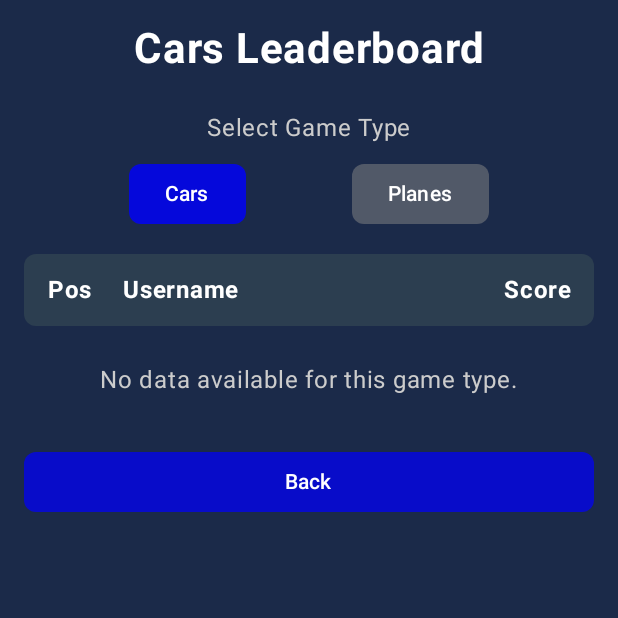
After one commit to PauPin2013/RacingPower, an Android app built with Jetpack Compose: the LeaderboardScreen screen opened through its navigation route, on a phone screen of 412 x 824 dp, the top half of it. The commit adds this screen. Run offline under Robolectric (Android 15) with nearby library versions, the phone set to English and light mode, and no system bars; our stand-ins replace Firebase (no records; nobody signed in at launch, a user with empty details on screens opened directly).

Commit message:
Se agregó una tabla de clasificación

```diff
--- a/app/src/main/AndroidManifest.xml
+++ b/app/src/main/AndroidManifest.xml
@@ -1,6 +1,8 @@
 <?xml version="1.0" encoding="utf-8"?>
 <manifest xmlns:android="http://schemas.android.com/apk/res/android"
     xmlns:tools="http://schemas.android.com/tools">
+
+    <uses-permission android:name="android.permission.POST_NOTIFICATIONS"/>
 
     <application
         android:allowBackup="true"
--- a/app/src/main/java/com/example/racingpower/MainActivity.kt
+++ b/app/src/main/java/com/example/racingpower/MainActivity.kt
@@ -29,6 +29,7 @@ import com.example.racingpower.views.InfinitePlaneGameScreen
 import com.example.racingpower.views.LoginScreen
 import com.example.racingpower.views.RegisterScreen
 import com.example.racingpower.utils.LocaleHelper // Importa tu LocaleHelper
+import com.example.racingpower.views.LeaderboardScreen
 
 class MainActivity : ComponentActivity() {
     private val authViewModel: AuthViewModel by viewModels()
@@ -108,6 +109,9 @@ class MainActivity : ComponentActivity() {
                             navController = navController
                         )
                     }
+                    composable("leaderboard_screen") {
+                        LeaderboardScreen(navController = navController)
+                    }
                 }
             }
         }
--- /dev/null
+++ b/app/src/main/java/com/example/racingpower/viewmodels/LeaderboardViewModel.kt
@@ -0,0 +1,78 @@
+package com.example.racingpower.viewmodels
+
+import android.app.Application
+import android.util.Log
+import androidx.compose.runtime.mutableStateListOf
+import androidx.compose.runtime.mutableStateOf
+import androidx.lifecycle.AndroidViewModel
+import androidx.lifecycle.viewModelScope
+import com.example.racingpower.models.LeaderboardEntry
+import com.google.firebase.Firebase
+import com.google.firebase.firestore.FirebaseFirestore
+import com.google.firebase.firestore.firestore
+import kotlinx.coroutines.launch
+import kotlinx.coroutines.tasks.await
+
+class LeaderboardViewModel(application: Application) : AndroidViewModel(application) {
+
+    private val db: FirebaseFirestore = Firebase.firestore
+
+    // Lista mutable para almacenar las entradas de la tabla de clasificación
+    val leaderboardEntries = mutableStateListOf<LeaderboardEntry>()
+
+    // Estado para saber si los datos están cargando
+    val isLoading = mutableStateOf(false)
+
+    // Estado para manejar errores (opcional)
+    val errorMessage = mutableStateOf<String?>(null)
+
+    /**
+     * Carga los datos de la tabla de clasificación para un tipo de juego específico.
+     * @param gameType El tipo de juego ("cars" o "planes").
+     */
+    fun loadLeaderboard(gameType: String) {
+        isLoading.value = true
+        errorMessage.value = null
+        leaderboardEntries.clear() // Limpia la lista antes de cargar nuevos datos
+
+        viewModelScope.launch {
+            try {
+                // Obtener todos los documentos de la colección 'users'
+                val usersSnapshot = db.collection("users")
+                    .get()
+                    .await()
+
+                val tempEntries = mutableListOf<LeaderboardEntry>()
+
+                for (document in usersSnapshot.documents) {
+                    val username = document.getString("username")
+                    // Intentar obtener los datos del campo específico del juego (ej. "cars" o "planes").
+                    val gameStatsMap = document.get(gameType) as? Map<String, Any>
+
+                    if (username != null && gameStatsMap != null) {
+                        // Usamos Long para leer de Firestore y luego lo convertimos a Int
+                        val highScore = (gameStatsMap["highScore"] as? Long)?.toInt() ?: 0
+                        // Solo añadir si el highScore es mayor que 0 (para evitar entradas vacías si no hay datos)
+                        if (highScore > 0) {
+                            tempEntries.add(LeaderboardEntry(username, highScore))
+                        }
+                    }
+                }
+
+                // Ordenar las entradas por highScore de forma descendente
+                val sortedEntries = tempEntries.sortedByDescending { it.score }
+
+                // Añadir a la lista observable
+                leaderboardEntries.addAll(sortedEntries)
+
+                Log.d("LeaderboardViewModel", "Leaderboard loaded successfully for $gameType. Found ${leaderboardEntries.size} entries.")
+
+            } catch (e: Exception) {
+                errorMessage.value = "Error loading leaderboard: ${e.message}"
+                Log.e("LeaderboardViewModel", "Error loading leaderboard for $gameType: ${e.message}", e)
+            } finally {
+                isLoading.value = false
+            }
+        }
+    }
+}
--- a/app/src/main/java/com/example/racingpower/views/GameSelectionScreen.kt
+++ b/app/src/main/java/com/example/racingpower/views/GameSelectionScreen.kt
@@ -16,7 +16,6 @@ import androidx.compose.ui.Modifier
 import androidx.compose.ui.graphics.Color
 import androidx.compose.ui.platform.LocalContext
 import androidx.compose.ui.res.painterResource
-import androidx.compose.ui.res.stringResource // Importa stringResource
 import androidx.compose.ui.text.font.FontWeight
 import androidx.compose.ui.unit.dp
 import androidx.compose.ui.unit.sp
@@ -27,7 +26,8 @@ import com.example.racingpower.viewmodels.AuthViewModel
 import com.google.firebase.auth.FirebaseAuth
 import com.google.firebase.auth.ktx.auth
 import com.google.firebase.ktx.Firebase
-import com.example.racingpower.utils.LocaleHelper // Importa LocaleHelper
+import androidx.compose.ui.res.stringResource
+import com.example.racingpower.utils.LocaleHelper
 
 @Composable
 fun GameSelectionScreen(
@@ -37,14 +37,9 @@ fun GameSelectionScreen(
     val context = LocalContext.current
     val authViewModel: AuthViewModel = viewModel()
     val auth: FirebaseAuth = Firebase.auth
-    // Usa stringResource para "Invitado"
-    val guestDisplayName = stringResource(id = R.string.guest_display_name)
     val currentUser = auth.currentUser
-    val usernameToDisplay = currentUser?.displayName ?: guestDisplayName
-
-    // Strings para los Toasts
-    val logoutToastText = stringResource(id = R.string.logout_toast)
-    val welcomeUserFormat = stringResource(id = R.string.welcome_user_format)
+    val guestDisplayName = stringResource(id = R.string.guest_display_name) // Asegúrate de obtener "Invitado" localizado
+    val usernameToDisplay = currentUser?.displayName ?: guestDisplayName // Usa el stringResource para Invitado
 
     // 🎵 Música de fondo
     val backgroundPlayer = remember { MediaPlayer.create(context, R.raw.background_music3) }
@@ -62,8 +57,23 @@ fun GameSelectionScreen(
         }
     }
 
-    // Obtenemos el idioma actual para mostrarlo y para la lógica del botón
-    val currentLanguage = remember { mutableStateOf(LocaleHelper.getPersistedLocale(context)) }
+    // Obtener el idioma actual para mostrarlo y para la lógica del botón
+    // Usamos `remember(key = ...)` para que se recomponga si el locale cambia
+    val currentLanguage = remember(LocaleHelper.getPersistedLocale(context)) {
+        mutableStateOf(LocaleHelper.getPersistedLocale(context))
+    }
+
+    // --- Carga todos los string resources aquí ---
+    val welcomeUserFormat = stringResource(id = R.string.welcome_user_format)
+    val selectGameTitle = stringResource(id = R.string.select_game_title)
+    val gameCarsTitle = stringResource(id = R.string.game_cars_title)
+    val gamePlanesTitle = stringResource(id = R.string.game_planes_title)
+    val leaderboardButtonText = stringResource(id = R.string.leaderboard_button)
+    val logoutButtonText = stringResource(id = R.string.logout_button_text)
+    val logoutToastMessage = stringResource(id = R.string.logout_toast)
+    val changeLanguageButtonText = stringResource(id = R.string.change_language_button)
+    val currentLanguageDisplay = stringResource(id = R.string.current_language)
+    // --- Fin de carga de string resources ---
 
 
     Box(
@@ -81,7 +91,7 @@ fun GameSelectionScreen(
             val iconRes = if (isMuted) R.drawable.ic_volume_off else R.drawable.ic_volume_on
             Image(
                 painter = painterResource(id = iconRes),
-                contentDescription = "Mute Button", // Considera traducir este contentDescription
+                contentDescription = "Mute Button",
                 modifier = Modifier
                     .size(36.dp)
                     .clickable {
@@ -97,32 +107,35 @@ fun GameSelectionScreen(
 
         Column(
             horizontalAlignment = Alignment.CenterHorizontally,
-            verticalArrangement = Arrangement.spacedBy(32.dp),
+            verticalArrangement = Arrangement.Top,
             modifier = Modifier
                 .fillMaxSize()
-                .padding(top = 64.dp)
+                .padding(top = 64.dp, bottom = 16.dp)
         ) {
             Text(
-                text = String.format(welcomeUserFormat, usernameToDisplay), // Usa stringResource con formato
+                text = String.format(welcomeUserFormat, usernameToDisplay), // Usando stringResource y el username
                 fontSize = 24.sp,
                 fontWeight = FontWeight.Bold,
                 color = Color.White
             )
+            Spacer(modifier = Modifier.height(24.dp))
             Text(
-                text = stringResource(id = R.string.select_game_title), // Usa stringResource
+                text = selectGameTitle, // Usando stringResource
                 fontSize = 18.sp,
                 color = Color.LightGray
             )
+            Spacer(modifier = Modifier.height(24.dp))
+
             Row(horizontalArrangement = Arrangement.spacedBy(32.dp)) {
                 GameOption(
-                    title = stringResource(id = R.string.game_cars_title), // Usa stringResource
+                    title = gameCarsTitle, // Usando stringResource
                     imageRes = R.drawable.car_icon,
                     onClick = {
                         navController.navigate("game_screen_cars/$userId")
                     }
                 )
                 GameOption(
-                    title = stringResource(id = R.string.game_planes_title), // Usa stringResource
+                    title = gamePlanesTitle, // Usando stringResource
                     imageRes = R.drawable.plane_icon,
                     onClick = {
                         navController.navigate("game_screen_planes/$userId")
@@ -131,13 +144,30 @@ fun GameSelectionScreen(
             }
             Spacer(modifier = Modifier.height(32.dp))
 
+            // Botón de Clasificación
+            Button(
+                onClick = {
+                    navController.navigate("leaderboard_screen")
+                },
+                modifier = Modifier
+                    .fillMaxWidth()
+                    .height(50.dp)
+                    .padding(horizontal = 16.dp),
+                shape = RoundedCornerShape(8.dp),
+                colors = ButtonDefaults.buttonColors(containerColor = Color.Green.copy(alpha = 0.7f))
+            ) {
+                Text(leaderboardButtonText, fontSize = 18.sp)
+            }
+            Spacer(modifier = Modifier.height(12.dp))
+
+            // Botón "Cerrar Sesión"
             Button(
                 onClick = {
                     authViewModel.logout()
                     navController.navigate("login_screen") {
                         popUpTo(navController.graph.id) { inclusive = true }
                     }
-                    Toast.makeText(context, logoutToastText, Toast.LENGTH_SHORT).show() // Usa el string pre-obtenido
+                    Toast.makeText(context, logoutToastMessage, Toast.LENGTH_SHORT).show()
                 },
                 modifier = Modifier
                     .fillMaxWidth()
@@ -146,18 +176,11 @@ fun GameSelectionScreen(
                 shape = RoundedCornerShape(8.dp),
                 colors = ButtonDefaults.buttonColors(containerColor = Color.Red.copy(alpha = 0.7f))
             ) {
-                Text(stringResource(id = R.string.logout_button_text), fontSize = 18.sp) // Usa stringResource
+                Text(logoutButtonText, fontSize = 18.sp)
             }
+            Spacer(modifier = Modifier.height(12.dp))
 
-            Spacer(modifier = Modifier.height(24.dp))
-
-            // INICIO DEL CAMBIO
-            Column(
-                horizontalAlignment = Alignment.CenterHorizontally,
-                // Agrupamos el botón y el texto en una Column. Aquí controlaremos el espaciado
-                verticalArrangement = Arrangement.Center // Puedes usar Center o Top para alinear si hay espacio disponible
-            ) {
-                // Botón para cambiar el idioma
+            // Botón de Cambio de Idioma
             Button(
                 onClick = {
                     val newLanguage = if (currentLanguage.value == "es") "en" else "es"
@@ -166,29 +189,28 @@ fun GameSelectionScreen(
                 modifier = Modifier
                     .fillMaxWidth()
                     .height(50.dp)
-                        .padding(horizontal = 16.dp)
+                    .padding(horizontal = 16.dp),
+                shape = RoundedCornerShape(8.dp),
+                colors = ButtonDefaults.buttonColors(containerColor = Color(0xFF007BFF))
             ) {
-                    Text(stringResource(id = R.string.change_language_button))
+                Text(changeLanguageButtonText, fontSize = 18.sp)
             }
 
-                // NUEVO SPACER: Añade este Spacer para dar el espacio deseado
-                Spacer(modifier = Modifier.height(6.dp)) // Ajusta este valor (e.g., 2.dp, 6.dp)
+            Spacer(modifier = Modifier.height(8.dp))
 
-                // Mostrar el idioma actual
             Text(
-                    text = stringResource(id = R.string.current_language),
-                    color = Color.White.copy(alpha = 0.8f),
-                    fontSize = 14.sp
+                text = currentLanguageDisplay, // Usando stringResource
+                color = Color.White,
+                fontSize = 14.sp,
+                modifier = Modifier.padding(bottom = 16.dp)
             )
-            }
-            // FIN DEL CAMBIO
         }
     }
 }
 
 @Composable
 fun GameOption(
-    title: String,
+    title: String, // Este title ahora será el stringResource cargado
     imageRes: Int,
     onClick: () -> Unit
 ) {
@@ -202,7 +224,7 @@ fun GameOption(
     ) {
         Image(
             painter = painterResource(id = imageRes),
-            contentDescription = title, // Considera traducir este contentDescription
+            contentDescription = title, // El contentDescription también puede ser el título localizado
             modifier = Modifier.size(80.dp)
         )
         Spacer(modifier = Modifier.height(8.dp))
--- /dev/null
+++ b/app/src/main/java/com/example/racingpower/views/LeaderboardScreen.kt
@@ -0,0 +1,210 @@
+package com.example.racingpower.views
+
+import androidx.compose.foundation.background
+import androidx.compose.foundation.layout.*
+import androidx.compose.foundation.lazy.LazyColumn
+import androidx.compose.foundation.lazy.itemsIndexed
+import androidx.compose.foundation.shape.RoundedCornerShape
+import androidx.compose.material3.Button
+import androidx.compose.material3.ButtonDefaults
+import androidx.compose.material3.CircularProgressIndicator
+import androidx.compose.material3.Text
+import androidx.compose.runtime.*
+import androidx.compose.ui.Alignment
+import androidx.compose.ui.Modifier
+import androidx.compose.ui.graphics.Color
+import androidx.compose.ui.res.stringResource
+import androidx.compose.ui.text.font.FontWeight
+import androidx.compose.ui.unit.dp
+import androidx.compose.ui.unit.sp
+import androidx.lifecycle.viewmodel.compose.viewModel
+import androidx.navigation.NavController
+import com.example.racingpower.R
+import com.example.racingpower.viewmodels.LeaderboardViewModel
+
+@Composable
+fun LeaderboardScreen(
+    navController: NavController
+) {
+    val viewModel: LeaderboardViewModel = viewModel()
+
+    // Estado para controlar qué tabla de clasificación se muestra ("cars" o "planes")
+    var selectedGameType by remember { mutableStateOf("cars") } // Por defecto, mostrar carros
+
+    // Cargar los datos cuando la pantalla se compone y cuando cambia el tipo de juego seleccionado
+    LaunchedEffect(selectedGameType) {
+        viewModel.loadLeaderboard(selectedGameType)
+    }
+
+    val leaderboardTitle = when (selectedGameType) {
+        "cars" -> stringResource(id = R.string.cars_leaderboard_title)
+        "planes" -> stringResource(id = R.string.planes_leaderboard_title)
+        else -> ""
+    }
+    val usernameHeader = stringResource(id = R.string.leaderboard_username)
+    val scoreHeader = stringResource(id = R.string.leaderboard_score)
+    val selectGameTypeText = stringResource(id = R.string.select_game_type)
+    val carsButtonText = stringResource(id = R.string.cars_button)
+    val planesButtonText = stringResource(id = R.string.planes_button)
+    val backButtonText = stringResource(id = R.string.back_button_text)
+    val loadingText = stringResource(id = R.string.loading_leaderboard)
+    val noDataText = stringResource(id = R.string.no_data_available)
+
+
+    Column(
+        modifier = Modifier
+            .fillMaxSize()
+            .background(Color(0xFF1B2A49)) // Fondo oscuro
+            .padding(16.dp),
+        horizontalAlignment = Alignment.CenterHorizontally
+    ) {
+        Text(
+            text = leaderboardTitle,
+            fontSize = 28.sp,
+            fontWeight = FontWeight.Bold,
+            color = Color.White,
+            modifier = Modifier.padding(bottom = 24.dp)
+        )
+
+        // Botones para seleccionar el tipo de juego
+        Text(
+            text = selectGameTypeText,
+            fontSize = 16.sp,
+            color = Color.LightGray,
+            modifier = Modifier.padding(bottom = 8.dp)
+        )
+        Row(
+            modifier = Modifier
+                .fillMaxWidth()
+                .padding(bottom = 16.dp),
+            horizontalArrangement = Arrangement.SpaceEvenly
+        ) {
+            Button(
+                onClick = { selectedGameType = "cars" },
+                colors = ButtonDefaults.buttonColors(
+                    containerColor = if (selectedGameType == "cars") Color.Blue.copy(alpha = 0.8f) else Color.Gray.copy(alpha = 0.5f)
+                ),
+                shape = RoundedCornerShape(8.dp)
+            ) {
+                Text(carsButtonText)
+            }
+            Button(
+                onClick = { selectedGameType = "planes" },
+                colors = ButtonDefaults.buttonColors(
+                    containerColor = if (selectedGameType == "planes") Color.Blue.copy(alpha = 0.8f) else Color.Gray.copy(alpha = 0.5f)
+                ),
+                shape = RoundedCornerShape(8.dp)
+            ) {
+                Text(planesButtonText)
+            }
+        }
+
+        // Encabezado de la tabla
+        Row(
+            modifier = Modifier
+                .fillMaxWidth()
+                .background(Color(0xFF2C3E50), RoundedCornerShape(8.dp))
+                .padding(horizontal = 16.dp, vertical = 12.dp),
+            verticalAlignment = Alignment.CenterVertically
+        ) {
+            Text(
+                text = "Pos",
+                color = Color.White,
+                fontWeight = FontWeight.Bold,
+                fontSize = 16.sp,
+                modifier = Modifier.weight(0.5f)
+            )
+            Text(
+                text = usernameHeader,
+                color = Color.White,
+                fontWeight = FontWeight.Bold,
+                fontSize = 16.sp,
+                modifier = Modifier.weight(2f)
+            )
+            Text(
+                text = scoreHeader,
+                color = Color.White,
+                fontWeight = FontWeight.Bold,
+                fontSize = 16.sp,
+                modifier = Modifier.weight(1f),
+                textAlign = androidx.compose.ui.text.style.TextAlign.End
+            )
+        }
+        Spacer(modifier = Modifier.height(8.dp))
+
+        // Contenido de la tabla de clasificación
+        if (viewModel.isLoading.value) {
+            Column(
+                modifier = Modifier.fillMaxSize(),
+                verticalArrangement = Arrangement.Center,
+                horizontalAlignment = Alignment.CenterHorizontally
+            ) {
+                CircularProgressIndicator(color = Color.White)
+                Spacer(modifier = Modifier.height(16.dp))
+                Text(loadingText, color = Color.White, fontSize = 16.sp)
+            }
+        } else if (viewModel.errorMessage.value != null) {
+            Text(
+                text = "Error: ${viewModel.errorMessage.value}",
+                color = Color.Red,
+                fontSize = 16.sp,
+                modifier = Modifier.padding(16.dp)
+            )
+        } else if (viewModel.leaderboardEntries.isEmpty()) {
+            Text(
+                text = noDataText,
+                color = Color.LightGray,
+                fontSize = 16.sp,
+                modifier = Modifier.padding(16.dp)
+            )
+        } else {
+            LazyColumn(
+                modifier = Modifier.fillMaxWidth().weight(1f)
+            ) {
+                itemsIndexed(viewModel.leaderboardEntries) { index, entry ->
+                    Row(
+                        modifier = Modifier
+                            .fillMaxWidth()
+                            .padding(vertical = 8.dp)
+                            .background(Color.Transparent),
+                        verticalAlignment = Alignment.CenterVertically
+                    ) {
+                        Text(
+                            text = "${index + 1}.",
+                            color = Color.White,
+                            fontSize = 16.sp,
+                            modifier = Modifier.weight(0.5f)
+                        )
+                        Text(
+                            text = entry.username,
+                            color = Color.White,
+                            fontSize = 16.sp,
+                            modifier = Modifier.weight(2f)
+                        )
+                        Text(
+                            text = "${entry.score}",
+                            color = Color.White,
+                            fontSize = 16.sp,
+                            modifier = Modifier.weight(1f),
+                            textAlign = androidx.compose.ui.text.style.TextAlign.End
+                        )
+                    }
+                }
+            }
+        }
+
+        Spacer(modifier = Modifier.height(16.dp))
+
+        // Botón de Volver
+        Button(
+            onClick = { navController.popBackStack() },
+            modifier = Modifier
+                .fillMaxWidth()
+                .padding(bottom = 16.dp),
+            shape = RoundedCornerShape(8.dp),
+            colors = ButtonDefaults.buttonColors(containerColor = Color.Blue.copy(alpha = 0.7f))
+        ) {
+            Text(backButtonText)
+        }
+    }
+}
--- a/app/src/main/res/values/strings.xml
+++ b/app/src/main/res/values/strings.xml
@@ -41,4 +41,25 @@
     <string name="current_score_label">Current Score</string>
     <string name="back_button_text">Back</string>
     <string name="jumps_remaining_label">Jumps remaining</string>
+
+    <string name="leaderboard_title">Leaderboards</string>
+    <string name="back_button">Back</string>
+    <string name="cars_leaderboard_title">Cars Leaderboard</string>
+    <string name="planes_leaderboard_title">Planes Leaderboard</string>
+    <string name="no_cars_scores">No car scores recorded yet.</string>
+    <string name="no_planes_scores">No plane scores recorded yet.</string>
+    <string name="rank_header">#</string>
+    <string name="username_header">Username</string>
+    <string name="score_header">Score</string>
+    <string name="retry_button">Retry</string>
+    <string name="leaderboard_button_text">Leaderboards</string>
+
+    <string name="leaderboard_button">Leaderboards</string>
+    <string name="select_game_type">Select Game Type</string>
+    <string name="cars_button">Cars</string>
+    <string name="planes_button">Planes</string>
+    <string name="leaderboard_username">Username</string>
+    <string name="leaderboard_score">Score</string>
+    <string name="loading_leaderboard">Loading leaderboard...</string>
+    <string name="no_data_available">No data available for this game type.</string>
 </resources>
```
Also changed, not shown: app/src/main/java/com/example/racingpower/models/GameStats.kt (added, +12 -0 lines), app/src/main/java/com/example/racingpower/models/LeaderboardEntry.kt (added, +7 -0 lines), app/src/main/java/com/example/racingpower/models/PlayerScore.kt (deleted, +0 -11 lines), app/src/main/java/com/example/racingpower/viewmodels/InfiniteGameViewModel.kt (+49 -24 lines), 1 other file. Lines whose indentation alone changed are shown as unchanged.
